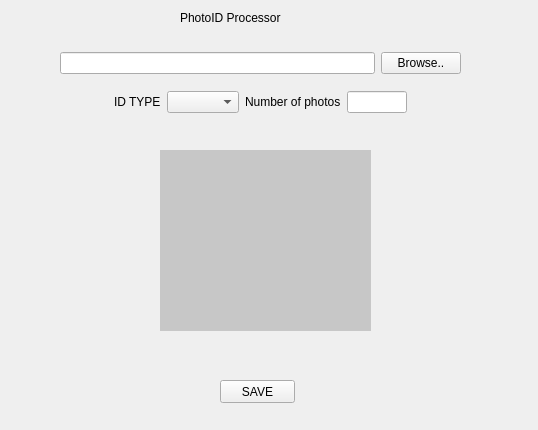
The window that photo_processor.ui (de-110/PhotoID-Processor) describes before a commit, drawn with Qt 5.
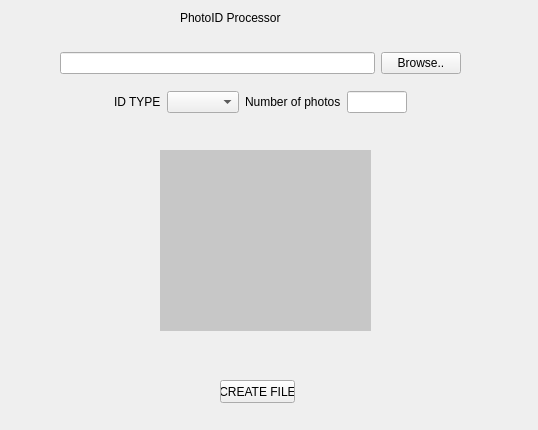
The same window after the commit.

Commit message: update: change some object names in ui

The edit to the form file:
```diff
--- a/photo_processor.ui
+++ b/photo_processor.ui
@@ -64,7 +64,7 @@
      <string notr="true">font: 9pt &quot;Tahoma&quot;;</string>
     </property>
     <property name="text">
-     <string>SAVE</string>
+     <string>CREATE FILE</string>
     </property>
    </widget>
    <widget class="QWidget" name="">
```
Left out of the diff: 2 changed lines with no effect on the pictures.
